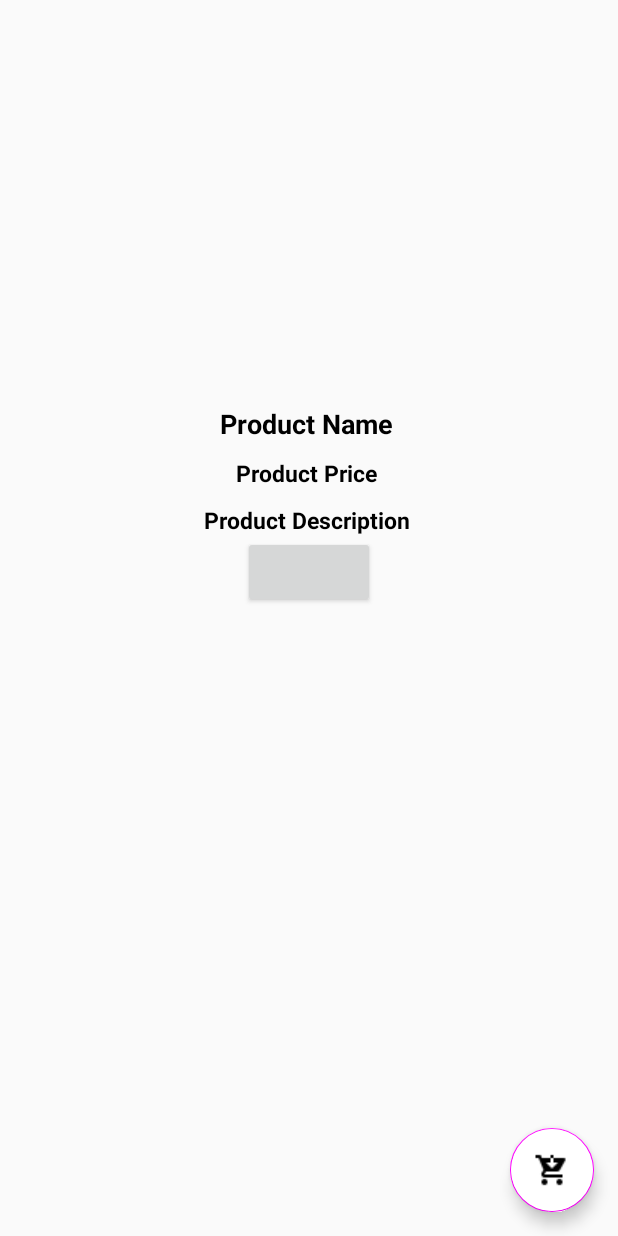
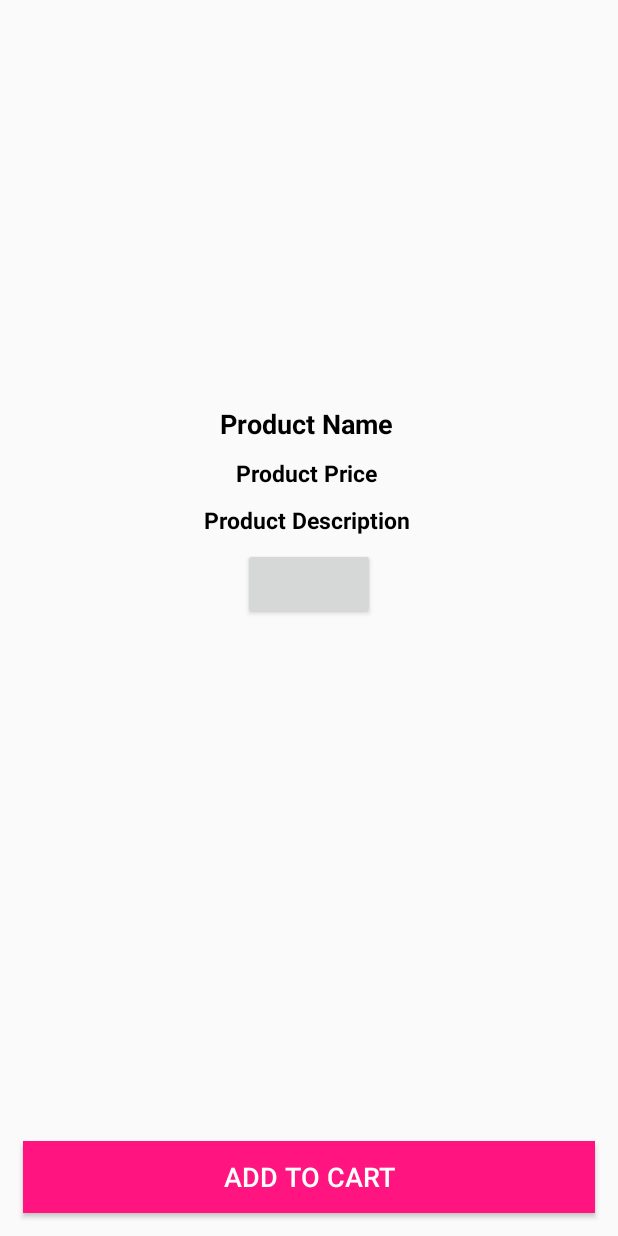
Before and after one commit to woupyie/Thrifty, an Android app: the ProductDetailsActivity screen opened directly, with no data from a screen before it, on a phone screen of 412 x 824 dp. Run offline under Robolectric (Android 15) with nearby library versions, the phone set to English and light mode, and no system bars; our stand-ins replace Firebase (no records; nobody signed in at launch, a user with empty details on screens opened directly), Picasso; libraries missing offline, so code that uses them is left out: com.cepheuen.elegantnumberbutton; plain views replace ElegantNumberButton; 1 statement that could not run was skipped.

Commit message:
Add items to cart.

```diff
--- a/app/src/main/java/com/woupyie/thrifty/ProductDetailsActivity.java
+++ b/app/src/main/java/com/woupyie/thrifty/ProductDetailsActivity.java
@@ -1,31 +1,141 @@
 package com.woupyie.thrifty;
 
+import androidx.annotation.NonNull;
 import androidx.appcompat.app.AppCompatActivity;
 
+import android.content.Intent;
 import android.os.Bundle;
+import android.view.View;
+import android.widget.Button;
 import android.widget.ImageView;
 import android.widget.TextView;
+import android.widget.Toast;
 
 import com.cepheuen.elegantnumberbutton.view.ElegantNumberButton;
+import com.google.android.gms.tasks.OnCompleteListener;
+import com.google.android.gms.tasks.Task;
 import com.google.android.material.floatingactionbutton.FloatingActionButton;
+import com.google.firebase.database.DataSnapshot;
+import com.google.firebase.database.DatabaseError;
+import com.google.firebase.database.DatabaseReference;
+import com.google.firebase.database.FirebaseDatabase;
+import com.google.firebase.database.ValueEventListener;
+import com.squareup.picasso.Picasso;
+import com.woupyie.thrifty.Model.Products;
+import com.woupyie.thrifty.Prevalent.Prevalent;
+
+import java.text.SimpleDateFormat;
+import java.util.Calendar;
+import java.util.HashMap;
 
 public class ProductDetailsActivity extends AppCompatActivity {
 
-    private FloatingActionButton addToCartBtn;
+    private Button addToCartButton;
     private ImageView productImage;
     private ElegantNumberButton numberButton;
     private TextView productPrice, productDescription, productName;
+    private String productID = "" ;
 
     @Override
     protected void onCreate(Bundle savedInstanceState) {
         super.onCreate(savedInstanceState);
         setContentView(R.layout.activity_product__details_);
 
-        addToCartBtn = findViewById(R.id.add_product_to__cart);
+        productID = getIntent().getStringExtra("pid");
+
+        addToCartButton = findViewById(R.id.pd_add_to_cart_button);
         numberButton = findViewById(R.id.number_btn);
         productImage = findViewById(R.id.product_image_details);
         productName = findViewById(R.id.product_name_details);
         productDescription = findViewById(R.id.product_description_details);
         productPrice = findViewById(R.id.product_price_details);
+
+        getProductDetails(productID);
+
+        addToCartButton.setOnClickListener(new View.OnClickListener() {
+            @Override
+            public void onClick(View v) {
+                addingToCartList();
+            }
+        });
+
+
+    }
+
+    private void addingToCartList() {
+
+        String saveCurrentTime, saveCurrentDate;
+
+        Calendar calForDate = Calendar.getInstance();
+
+        SimpleDateFormat currentDate = new SimpleDateFormat("dd MM yyyy");
+        saveCurrentDate = currentDate.format(calForDate.getTime());
+
+        SimpleDateFormat currentTime = new SimpleDateFormat("HH:mm:ss a");
+        saveCurrentTime = currentTime.format(calForDate.getTime());
+
+        final DatabaseReference cartListRef = FirebaseDatabase.getInstance().getReference().child("Cart List ");
+
+        final HashMap<String, Object> cartMap = new HashMap<>();
+        cartMap.put("pid", productID);
+        cartMap.put("pname", productName.getText().toString());
+        cartMap.put("price", productPrice.getText().toString());
+        cartMap.put("date", saveCurrentDate);
+        cartMap.put("time", saveCurrentTime);
+        cartMap.put("quantity", numberButton.getNumber());
+        cartMap.put("discount", "");
+
+        cartListRef.child("User View").child(Prevalent.currentOnlineUsers.getPhone())
+                .child("Products") .child(productID).updateChildren(cartMap).addOnCompleteListener(new OnCompleteListener<Void>() {
+            @Override
+            public void onComplete(@NonNull Task<Void> task) {
+                if(task.isSuccessful()){
+
+                    cartListRef.child("Admin View").child(Prevalent.currentOnlineUsers.getPhone())
+                            .child("Products") .child(productID)
+                            .updateChildren(cartMap)
+                            .addOnCompleteListener(new OnCompleteListener<Void>() {
+                                @Override
+                                public void onComplete(@NonNull Task<Void> task){
+                                    if (task.isSuccessful()){
+                                        Toast.makeText(ProductDetailsActivity.this, "Items added to cart", Toast.LENGTH_SHORT).show();
+                                        Intent intent = new Intent( ProductDetailsActivity.this, HomeActivity.class);
+                                        startActivity(intent);
+                                    }
+                                }
+
+                            });
+                }
+
+            }
+        });
+
+
+    }
+
+    private void getProductDetails(String productID) {
+        DatabaseReference productRef = FirebaseDatabase.getInstance().getReference().child("Products");
+
+        productRef.child(productID).addValueEventListener(new ValueEventListener() {
+            @Override
+            public void onDataChange(@NonNull DataSnapshot snapshot) {
+                if (snapshot.exists()){
+                    Products products = snapshot.getValue(Products.class);
+
+                    productName.setText(products.getPname());
+                    productPrice.setText(products.getPrice());
+                    productDescription.setText(products.getDescription());
+
+                    Picasso.get().load(products.getImage()).into(productImage);
+
+                }
+
+            }
+
+            @Override
+            public void onCancelled(@NonNull DatabaseError error) {
+
+            }
+        });
     }
 }
--- a/app/src/main/res/layout/activity_product__details_.xml
+++ b/app/src/main/res/layout/activity_product__details_.xml
@@ -61,20 +61,23 @@
         app:initialNumber="1"
         android:layout_centerHorizontal="true"
         android:layout_below="@+id/product_description_details"
+        android:layout_marginTop="8dp"
         >
-
     </com.cepheuen.elegantnumberbutton.view.ElegantNumberButton>
 
-    <com.google.android.material.floatingactionbutton.FloatingActionButton
-        android:id="@+id/add_product_to__cart"
-        android:layout_width="wrap_content"
+    <Button
+        android:id="@+id/pd_add_to_cart_button"
+        android:layout_width="match_parent"
         android:layout_height="wrap_content"
+        android:background="@color/colorPrimaryDark"
+        android:layout_margin="15dp"
+        android:layout_alignParentBottom="true"
+        android:text="Add to Cart"
+        android:textColor="@android:color/white"
+        android:textSize="18dp"
         android:elevation="6dp"
-        android:backgroundTint="@android:color/white"
-        android:src = "@drawable/nav_cart"
-        android:layout_alignParentBottom="true"
-        android:layout_alignParentRight="true"
-        android:layout_margin="16dp"
-        />
+    />
+
+
 
 </RelativeLayout>
```
Also changed, not shown: app/src/main/java/com/woupyie/thrifty/HomeActivity.java (+10 -1 lines).
